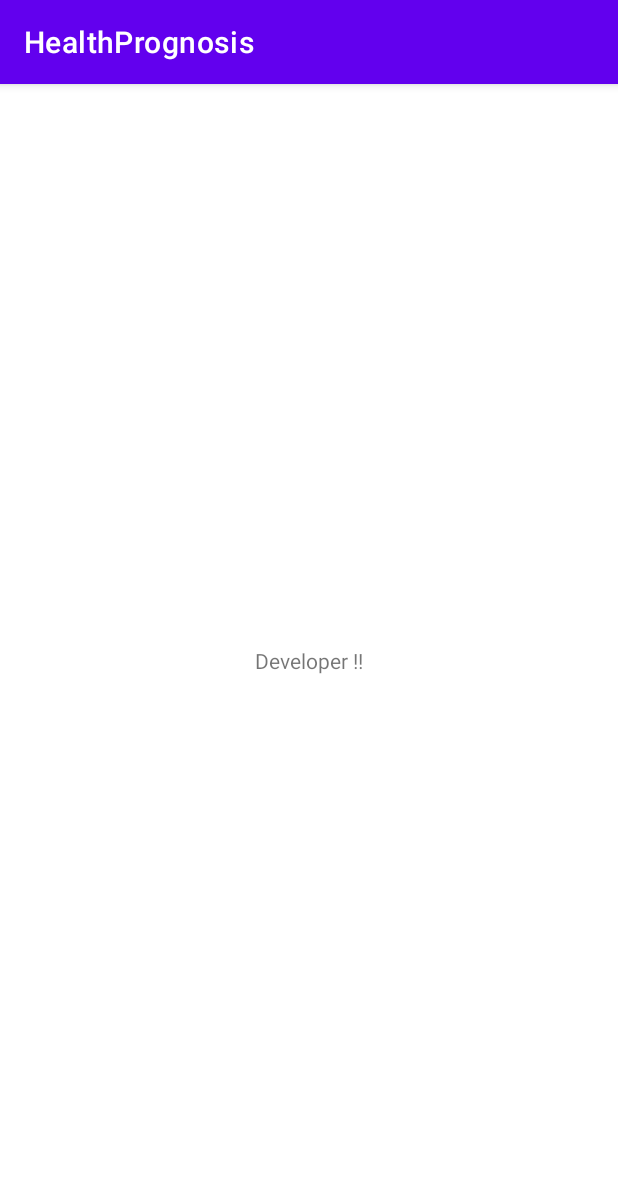
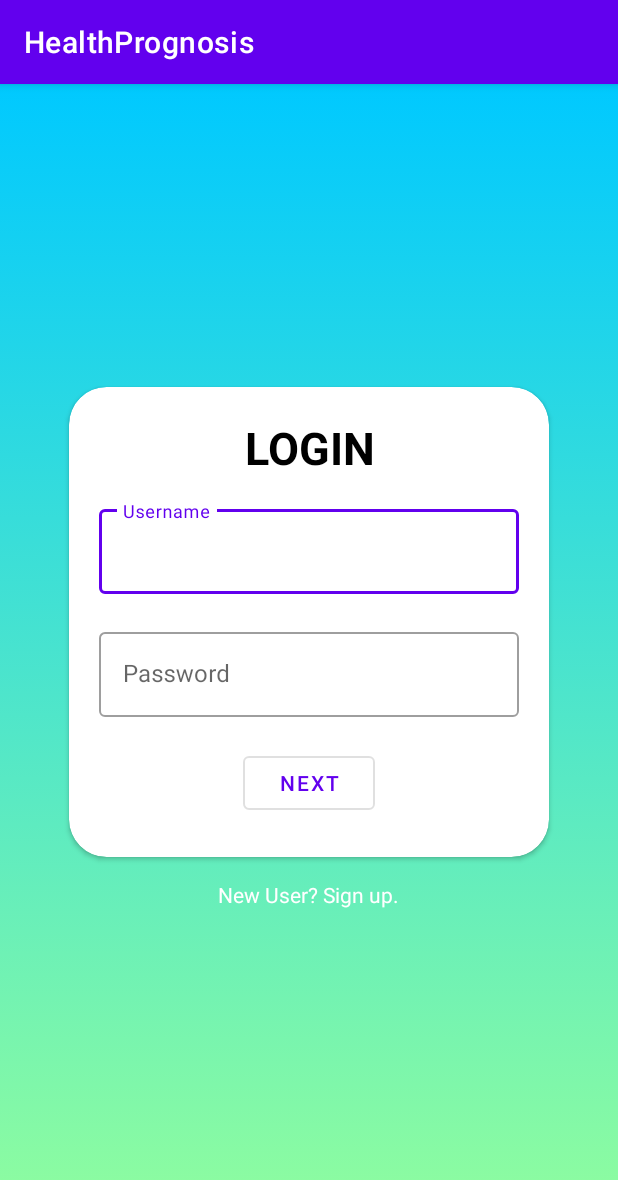
Before and after one commit to vimalprogrammer/HealthPrognosis, an Android app: the screen it shows after launch (MainActivity), on a phone screen of 412 x 824 dp. Shown: the top 1180 px of the screen. Run offline under Robolectric (Android 15) with nearby library versions, the phone set to English and light mode, and no system bars.

Commit message:
created login screen

```diff
--- /dev/null
+++ b/app/src/main/res/drawable/background.xml
@@ -0,0 +1,12 @@
+<?xml version="1.0" encoding="utf-8"?>
+<selector xmlns:android="http://schemas.android.com/apk/res/android">
+
+    <item>
+        <shape>
+            <gradient android:angle="90"
+                android:endColor="@color/colorPrimaryDark"
+                android:startColor="@color/colorAccent" />
+        </shape>
+    </item>
+
+</selector>
--- a/app/src/main/res/layout/activity_main.xml
+++ b/app/src/main/res/layout/activity_main.xml
@@ -1,18 +1,86 @@
 <?xml version="1.0" encoding="utf-8"?>
-<androidx.constraintlayout.widget.ConstraintLayout xmlns:android="http://schemas.android.com/apk/res/android"
+<LinearLayout xmlns:android="http://schemas.android.com/apk/res/android"
     xmlns:app="http://schemas.android.com/apk/res-auto"
     xmlns:tools="http://schemas.android.com/tools"
     android:layout_width="match_parent"
     android:layout_height="match_parent"
+    android:background="@drawable/background"
+    android:gravity="center"
+    android:orientation="vertical"
     tools:context=".MainActivity">
 
-    <TextView
+    <androidx.cardview.widget.CardView
         android:layout_width="wrap_content"
         android:layout_height="wrap_content"
-        android:text="Developer !!"
-        app:layout_constraintBottom_toBottomOf="parent"
-        app:layout_constraintLeft_toLeftOf="parent"
-        app:layout_constraintRight_toRightOf="parent"
-        app:layout_constraintTop_toTopOf="parent" />
+        app:cardCornerRadius="25dp">
 
-</androidx.constraintlayout.widget.ConstraintLayout>
+        <LinearLayout
+            android:layout_width="wrap_content"
+            android:layout_height="wrap_content"
+            android:layout_margin="10dp"
+            android:orientation="vertical">
+
+            <TextView
+                android:layout_width="300dp"
+                android:layout_height="wrap_content"
+                android:gravity="center"
+                android:paddingTop="10dp"
+                android:paddingBottom="5dp"
+                android:text="@string/login"
+                android:textColor="#000000"
+                android:textSize="30sp"
+                android:textStyle="bold"
+                android:typeface="sans" />
+
+            <com.google.android.material.textfield.TextInputLayout
+                android:id="@+id/filledTextField"
+                style="@style/Widget.MaterialComponents.TextInputLayout.OutlinedBox"
+                android:layout_width="300dp"
+                android:layout_height="wrap_content"
+                android:hint="@string/username"
+                android:padding="10dp">
+
+                <com.google.android.material.textfield.TextInputEditText
+                    android:layout_width="match_parent"
+                    android:layout_height="wrap_content"
+                    android:digits="ABCDEFGHIJKLMNOPQRSTUVWXYZabcdefghijklmnopqrstuvwxyz1234567890_-@."
+                    android:inputType="textFilter|textVisiblePassword|textNoSuggestions" />
+
+            </com.google.android.material.textfield.TextInputLayout>
+
+            <com.google.android.material.textfield.TextInputLayout
+                android:id="@+id/filledTextField2"
+                style="@style/Widget.MaterialComponents.TextInputLayout.OutlinedBox"
+                android:layout_width="300dp"
+                android:layout_height="wrap_content"
+                android:hint="@string/password"
+                android:padding="10dp">
+
+                <com.google.android.material.textfield.TextInputEditText
+                    android:layout_width="match_parent"
+                    android:layout_height="wrap_content"
+                    android:inputType="textPassword" />
+
+            </com.google.android.material.textfield.TextInputLayout>
+
+            <Button
+                style="@style/Widget.MaterialComponents.Button.OutlinedButton"
+                android:layout_width="wrap_content"
+                android:layout_height="wrap_content"
+                android:layout_gravity="center"
+                android:layout_marginTop="10dp"
+                android:layout_marginBottom="15dp"
+                android:text="@string/next" />
+        </LinearLayout>
+    </androidx.cardview.widget.CardView>
+
+    <TextView
+        android:id="@+id/newUser"
+        android:layout_width="wrap_content"
+        android:layout_height="wrap_content"
+        android:layout_gravity="center"
+        android:padding="15dp"
+        android:text="@string/sign_up"
+        android:textColor="#FFFFFF" />
+
+</LinearLayout>
--- a/app/src/main/res/values/colors.xml
+++ b/app/src/main/res/values/colors.xml
@@ -7,4 +7,7 @@
     <color name="teal_700">#FF018786</color>
     <color name="black">#FF000000</color>
     <color name="white">#FFFFFFFF</color>
+    <color name="colorPrimary">#00C9FF</color>
+    <color name="colorPrimaryDark">#00C9FF</color>
+    <color name="colorAccent">#92FE9D</color>
 </resources>
--- a/app/src/main/res/values/strings.xml
+++ b/app/src/main/res/values/strings.xml
@@ -1,3 +1,8 @@
 <resources>
     <string name="app_name">HealthPrognosis</string>
+    <string name="sign_up">New User? Sign up.</string>
+    <string name="next">Next</string>
+    <string name="password">Password</string>
+    <string name="username">Username</string>
+    <string name="login">LOGIN</string>
 </resources>
```
